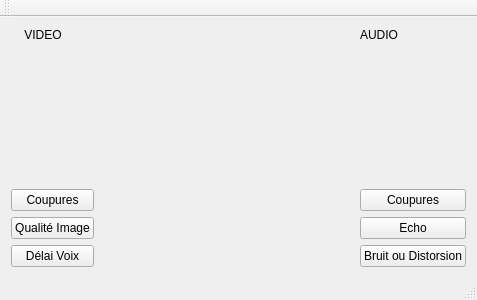
Before: the Qt Designer form mainwindow.ui in eiithel/gui_test, drawn with Qt 5.
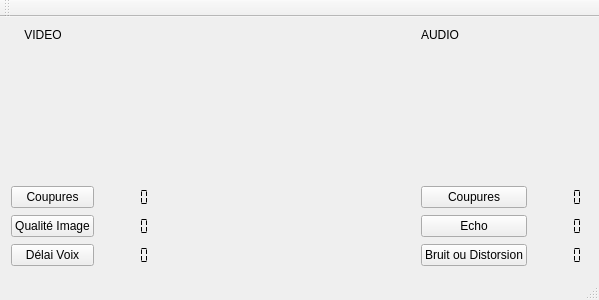
After: the same form once the commit is applied. Custom widgets are drawn as their Qt base class.

The edit to the form file:
```diff
--- a/mainwindow.ui
+++ b/mainwindow.ui
@@ -25,7 +25,7 @@
       </property>
       <item>
        <layout class="QGridLayout" name="gridLayout">
-        <item row="3" column="0">
+        <item row="4" column="0">
          <widget class="VigilButton" name="pushButton_3">
           <property name="text">
            <string>Délai Voix</string>
@@ -35,32 +35,6 @@
           </attribute>
          </widget>
         </item>
-        <item row="2" column="0">
-         <widget class="VigilButton" name="pushButton_2">
-          <property name="text">
-           <string>Qualité Image</string>
-          </property>
-          <attribute name="buttonGroup">
-           <string notr="true">buttonGroup</string>
-          </attribute>
-         </widget>
-        </item>
-        <item row="1" column="0">
-         <widget class="VigilButton" name="pushButton_1">
-          <property name="sizePolicy">
-           <sizepolicy hsizetype="Minimum" vsizetype="Fixed">
-            <horstretch>0</horstretch>
-            <verstretch>0</verstretch>
-           </sizepolicy>
-          </property>
-          <property name="text">
-           <string>Coupures</string>
-          </property>
-          <attribute name="buttonGroup">
-           <string notr="true">buttonGroup</string>
-          </attribute>
-         </widget>
-        </item>
         <item row="0" column="0">
          <widget class="QLabel" name="label">
           <property name="sizePolicy">
@@ -100,6 +74,76 @@
           </property>
          </widget>
         </item>
+        <item row="2" column="1">
+         <widget class="QLCDNumber" name="lcdNumber">
+          <property name="font">
+           <font>
+            <kerning>false</kerning>
+           </font>
+          </property>
+          <property name="frameShape">
+           <enum>QFrame::NoFrame</enum>
+          </property>
+          <property name="smallDecimalPoint">
+           <bool>true</bool>
+          </property>
+          <property name="segmentStyle">
+           <enum>QLCDNumber::Flat</enum>
+          </property>
+         </widget>
+        </item>
+        <item row="2" column="0">
+         <widget class="VigilButton" name="pushButton_1">
+          <property name="sizePolicy">
+           <sizepolicy hsizetype="Minimum" vsizetype="Fixed">
+            <horstretch>0</horstretch>
+            <verstretch>0</verstretch>
+           </sizepolicy>
+          </property>
+          <property name="text">
+           <string>Coupures</string>
+          </property>
+          <attribute name="buttonGroup">
+           <string notr="true">buttonGroup</string>
+          </attribute>
+         </widget>
+        </item>
+        <item row="3" column="0">
+         <widget class="VigilButton" name="pushButton_2">
+          <property name="text">
+           <string>Qualité Image</string>
+          </property>
+          <attribute name="buttonGroup">
+           <string notr="true">buttonGroup</string>
+          </attribute>
+         </widget>
+        </item>
+        <item row="3" column="1">
+         <widget class="QLCDNumber" name="lcdNumber_2">
+          <property name="frameShape">
+           <enum>QFrame::NoFrame</enum>
+          </property>
+          <property name="smallDecimalPoint">
+           <bool>true</bool>
+          </property>
+          <property name="segmentStyle">
+           <enum>QLCDNumber::Flat</enum>
+          </property>
+         </widget>
+        </item>
+        <item row="4" column="1">
+         <widget class="QLCDNumber" name="lcdNumber_3">
+          <property name="frameShape">
+           <enum>QFrame::NoFrame</enum>
+          </property>
+          <property name="smallDecimalPoint">
+           <bool>true</bool>
+          </property>
+          <property name="segmentStyle">
+           <enum>QLCDNumber::Flat</enum>
+          </property>
+         </widget>
+        </item>
        </layout>
       </item>
       <item>
@@ -120,17 +164,7 @@
       </item>
       <item>
        <layout class="QGridLayout" name="gridLayout_2">
-        <item row="1" column="0">
-         <widget class="VigilButton" name="pushButton_4">
-          <property name="text">
-           <string>Coupures</string>
-          </property>
-          <attribute name="buttonGroup">
-           <string notr="true">buttonGroup_2</string>
-          </attribute>
-         </widget>
-        </item>
-        <item row="2" column="0">
+        <item row="5" column="0">
          <widget class="VigilButton" name="pushButton_5">
           <property name="text">
            <string>Echo</string>
@@ -140,7 +174,7 @@
           </attribute>
          </widget>
         </item>
-        <item row="3" column="0">
+        <item row="6" column="0">
          <widget class="VigilButton" name="pushButton_6">
           <property name="font">
            <font>
@@ -160,6 +194,55 @@
           </attribute>
          </widget>
         </item>
+        <item row="4" column="0">
+         <widget class="VigilButton" name="pushButton_4">
+          <property name="text">
+           <string>Coupures</string>
+          </property>
+          <attribute name="buttonGroup">
+           <string notr="true">buttonGroup_2</string>
+          </attribute>
+         </widget>
+        </item>
+        <item row="4" column="1">
+         <widget class="QLCDNumber" name="lcdNumber_4">
+          <property name="frameShape">
+           <enum>QFrame::NoFrame</enum>
+          </property>
+          <property name="smallDecimalPoint">
+           <bool>true</bool>
+          </property>
+          <property name="segmentStyle">
+           <enum>QLCDNumber::Flat</enum>
+          </property>
+         </widget>
+        </item>
+        <item row="5" column="1">
+         <widget class="QLCDNumber" name="lcdNumber_5">
+          <property name="frameShape">
+           <enum>QFrame::NoFrame</enum>
+          </property>
+          <property name="smallDecimalPoint">
+           <bool>true</bool>
+          </property>
+          <property name="segmentStyle">
+           <enum>QLCDNumber::Flat</enum>
+          </property>
+         </widget>
+        </item>
+        <item row="6" column="1">
+         <widget class="QLCDNumber" name="lcdNumber_6">
+          <property name="frameShape">
+           <enum>QFrame::NoFrame</enum>
+          </property>
+          <property name="smallDecimalPoint">
+           <bool>true</bool>
+          </property>
+          <property name="segmentStyle">
+           <enum>QLCDNumber::Flat</enum>
+          </property>
+         </widget>
+        </item>
         <item row="0" column="0">
          <widget class="QLabel" name="label_2">
           <property name="enabled">
```
